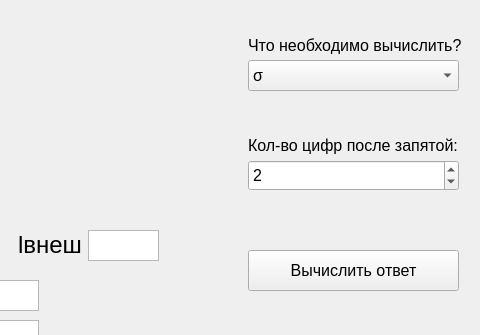
Old version of the form ui/kolco.ui in the repository weplok/Surface-tension-app; both pictures show x 482 to 962 and y 0 to 335 of the 962 by 685 pixel window.
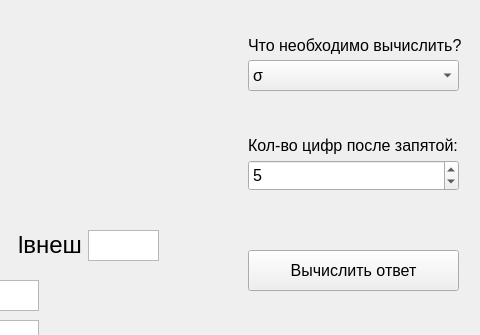
New version of the form. Icons and pictures are not drawn.

```diff
--- a/ui/kolco.ui
+++ b/ui/kolco.ui
@@ -57,7 +57,7 @@
      </font>
     </property>
     <property name="value">
-     <number>2</number>
+     <number>5</number>
     </property>
    </widget>
    <widget class="QLabel" name="label_9">
```
